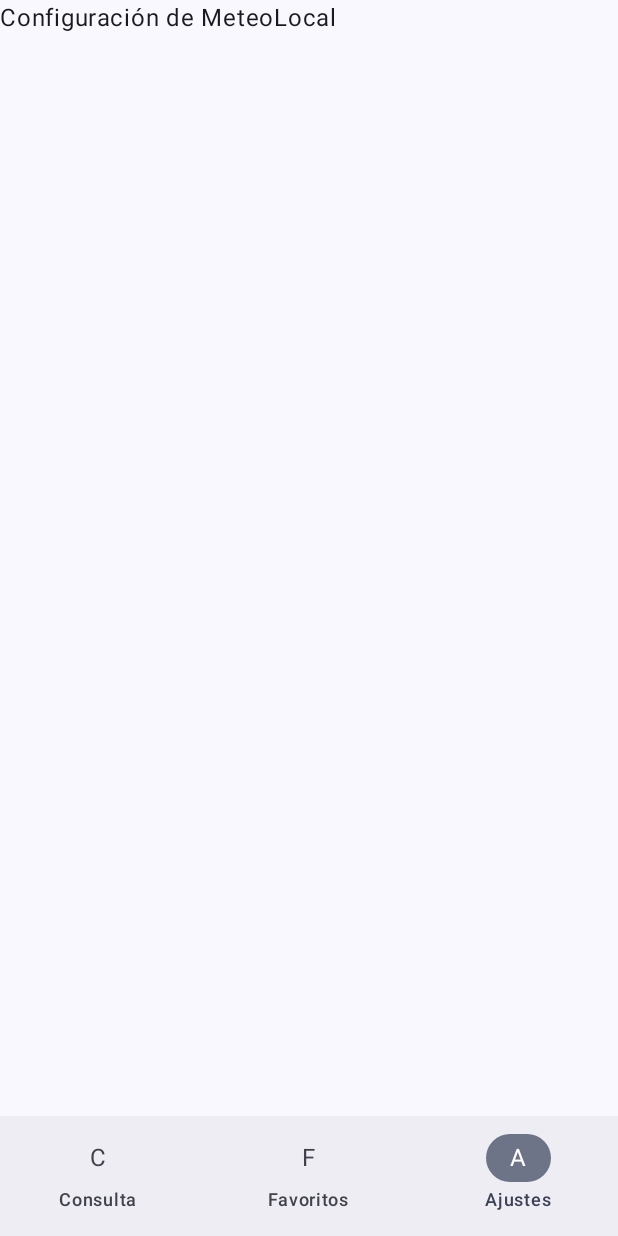
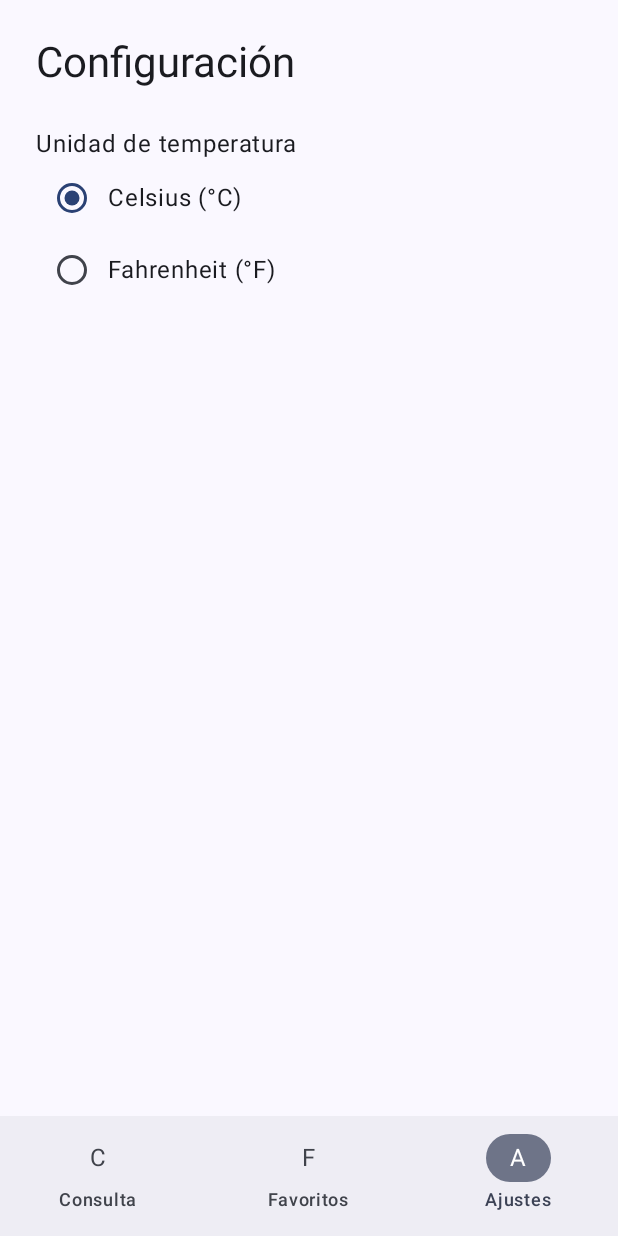
Before and after one commit to jabegar/MeteoLocal, an Android app built with Jetpack Compose: the ConfiguracionScreen screen opened through its navigation route, on a phone screen of 412 x 824 dp. Run offline under Robolectric (Android 15) with nearby library versions, the phone set to English and light mode, and no system bars.

Commit message:
version 0.7

```diff
--- a/app/build.gradle.kts
+++ b/app/build.gradle.kts
@@ -47,6 +47,7 @@ dependencies {
     implementation(libs.androidx.navigation.compose)
     implementation("com.squareup.retrofit2:retrofit:3.0.0")
     implementation("com.squareup.retrofit2:converter-gson:3.0.0")
+    implementation("androidx.datastore:datastore-preferences:1.2.1")
     testImplementation(libs.junit)
     androidTestImplementation(platform(libs.androidx.compose.bom))
     androidTestImplementation(libs.androidx.compose.ui.test.junit4)
--- a/app/src/main/java/com/example/meteolocal/ConfiguracionScreen.kt
+++ b/app/src/main/java/com/example/meteolocal/ConfiguracionScreen.kt
@@ -1,9 +1,56 @@
 package com.example.meteolocal
 
+import androidx.compose.foundation.layout.Column
+import androidx.compose.foundation.layout.Row
+import androidx.compose.foundation.layout.Spacer
+import androidx.compose.foundation.layout.height
+import androidx.compose.foundation.layout.padding
+import androidx.compose.material3.MaterialTheme
+import androidx.compose.material3.RadioButton
 import androidx.compose.material3.Text
 import androidx.compose.runtime.Composable
+import androidx.compose.ui.Alignment
+import androidx.compose.ui.Modifier
+import androidx.compose.ui.unit.dp
+
+fun convertirTemperatura(
+    celsius: Double,
+    unidad: String
+): Double {
+    return if (unidad == "F") {
+        celsius * 9.0 / 5.0 + 32.0
+    } else {
+        celsius
+    }
+}
 
 @Composable
-fun ConfiguracionScreen() {
-    Text("Configuración de MeteoLocal")
+fun ConfiguracionScreen(
+    unidadTemperatura: String,
+    onUnidadChange: (String) -> Unit
+) {
+    Column(
+        modifier = Modifier.padding(24.dp)
+    ) {
+        Text(
+            text = "Configuración",
+            style = MaterialTheme.typography.headlineMedium
+        )
+        Spacer(Modifier.height(24.dp))
+        Text("Unidad de temperatura")
+        Row(verticalAlignment = Alignment.CenterVertically) {
+            RadioButton(
+                selected = unidadTemperatura == "C",
+                onClick = { onUnidadChange("C") }
+            )
+            Text("Celsius (°C)")
+        }
+        Row(verticalAlignment = Alignment.CenterVertically) {
+            RadioButton(
+                selected = unidadTemperatura == "F",
+                onClick = { onUnidadChange("F") }
+            )
+            Text("Fahrenheit (°F)")
+        }
+    }
 }
--- a/app/src/main/java/com/example/meteolocal/MainActivity.kt
+++ b/app/src/main/java/com/example/meteolocal/MainActivity.kt
@@ -16,6 +16,7 @@ import androidx.compose.material3.Scaffold
 import androidx.compose.material3.Text
 import androidx.compose.material3.TextButton
 import androidx.compose.runtime.Composable
+import androidx.compose.runtime.collectAsState
 import androidx.compose.runtime.getValue
 import androidx.compose.runtime.mutableStateOf
 import androidx.compose.runtime.remember
@@ -71,6 +72,15 @@ fun MeteoLocalApp() {
     val scope = rememberCoroutineScope()
 
     val context =   LocalContext.current
+
+    val preferencias = remember {
+        PreferenciasMeteo(context)
+    }
+    val unidadTemperatura by
+    preferencias.unidadTemperatura.collectAsState(
+        initial = "C"
+    )
+
 
     val permissionLauncher =
         rememberLauncherForActivityResult(
@@ -208,14 +218,24 @@ fun MeteoLocalApp() {
                     onUsarUbicacion = onUsarUbicacion,
                     cargando = cargando,
                     error = error,
-                    resultado = resultado
+                    resultado = resultado,
+                    unidadTemperatura = unidadTemperatura
                 )
             }
             composable("favoritos") {
                 FavoritosScreen()
             }
             composable("configuracion") {
-                ConfiguracionScreen()
+                ConfiguracionScreen(
+                    unidadTemperatura = unidadTemperatura,
+                    onUnidadChange = { nuevaUnidad ->
+                        scope.launch {
+                            preferencias.guardarUnidadTemperatura(
+                                nuevaUnidad
+                            )
+                        }
+                    }
+                )
             }
         }
     }
--- /dev/null
+++ b/app/src/main/java/com/example/meteolocal/PreferenciasMeteo.kt
@@ -0,0 +1,31 @@
+package com.example.meteolocal
+
+import android.content.Context
+import androidx.datastore.preferences.core.edit
+import androidx.datastore.preferences.core.stringPreferencesKey
+import androidx.datastore.preferences.preferencesDataStore
+import kotlinx.coroutines.flow.Flow
+import kotlinx.coroutines.flow.map
+
+val Context.dataStore by preferencesDataStore(
+    name = "preferencias_meteolocal"
+)
+
+private val UNIDAD_TEMPERATURA = stringPreferencesKey("unidad_temperatura")
+
+class PreferenciasMeteo(
+    private val context: Context
+) {
+    val unidadTemperatura: Flow<String> =
+        context.dataStore.data.map { preferencias ->
+            preferencias[UNIDAD_TEMPERATURA] ?: "C"
+        }
+
+    suspend fun guardarUnidadTemperatura(
+        unidad: String
+    ) {
+        context.dataStore.edit { preferencias ->
+            preferencias[UNIDAD_TEMPERATURA] = unidad
+        }
+    }
+}
```
Also changed, not shown: app/src/main/java/com/example/meteolocal/ConsultaScreen.kt (+27 -3 lines).
